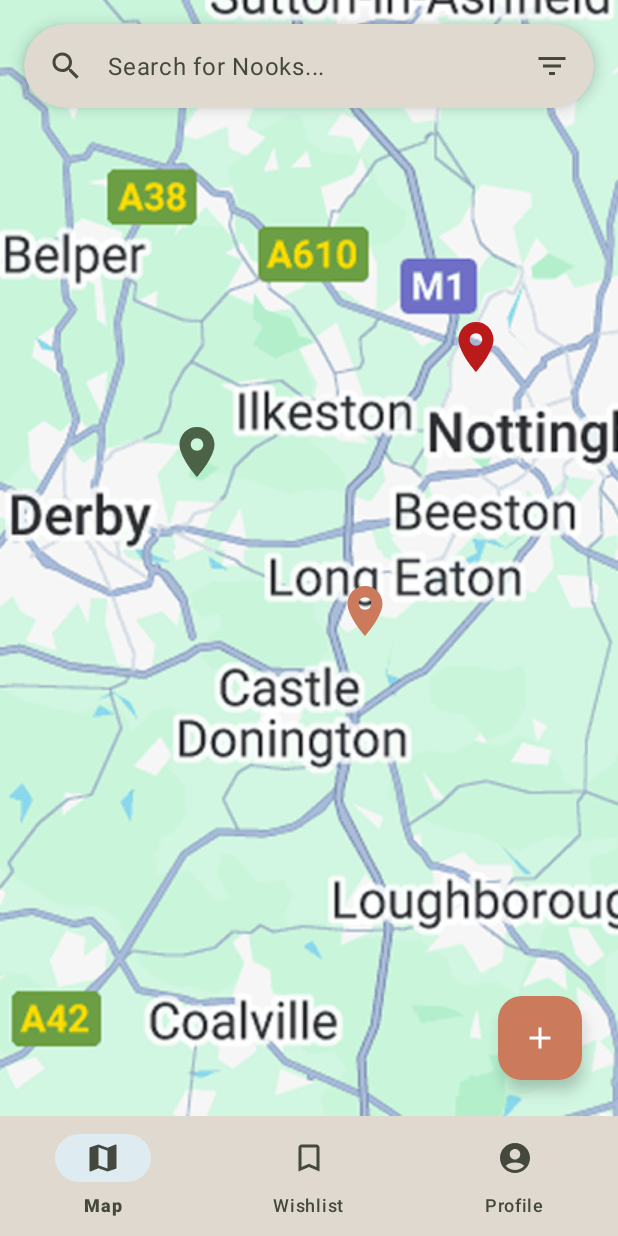
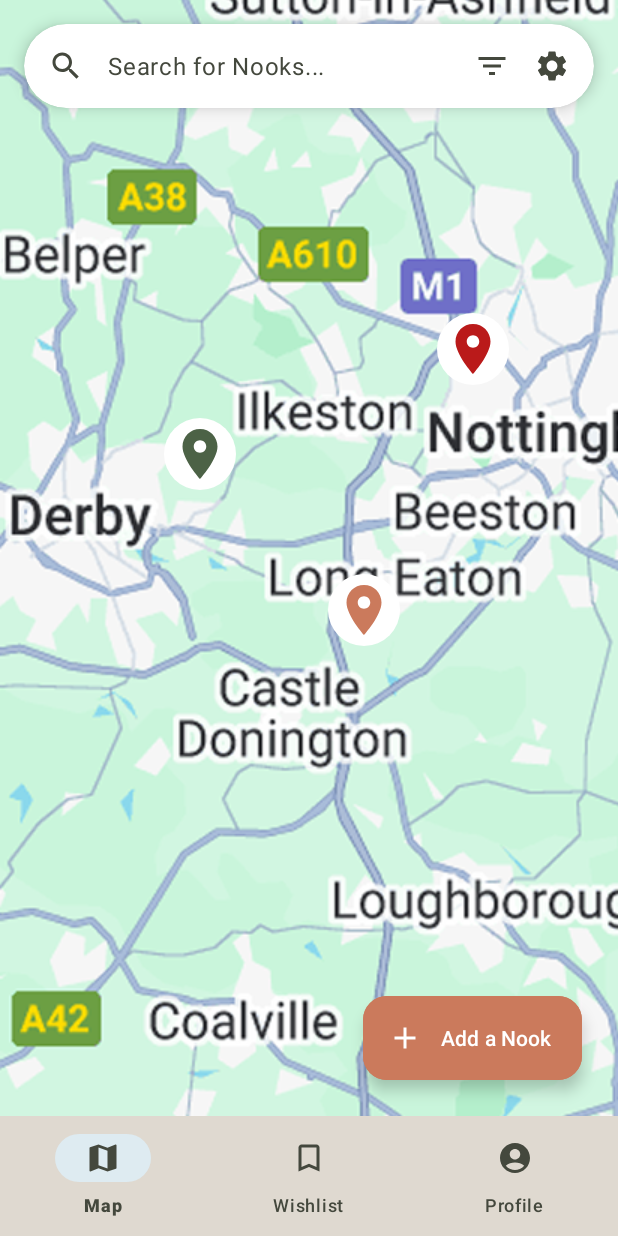
Before and after one commit to ridgardhannah/BookNook, an Android app: the MapFragment screen opened directly, with no data from a screen before it, on a phone screen of 412 x 824 dp. Run offline under Robolectric (Android 15) with nearby library versions, the phone set to English and light mode, and no system bars.

Commit message:
most changes based on user-testing stage one are done:
3. Added small logo to top app bars of main screens
In activity_nook_details.xml, in the material toolbar I have added a small logo
4. Remove the “directions” and “details” buttons from the small popup. Instead make whole card clickable to slide up to full screen
5. In activity_nook_details.xml, I  replaced  the horizontal layout of log/directions with a gridlike structure.
First row has “Donate a book”, in filled, primary and “found a book” in tonal, secondary.
 Second row has “get directions” in outlined, full width .

7. Logic change in nookDetailsActivity.java: user now makes choice to donate/find a book directly on screen, going straight to the scanner. Popup dialog no longer neeeded

8. In fragment_map.xml, changed app:cardBackgroundColor from ?attr/colorSurfaceContainer to color/white
9. In fragment_map.xml, added a small white background attribute with a white circle shape to the pins
10. In fragment_map.xml, replaced FloatingActionButtion with ExtendedFloatingActionButton, to allow the text “+ Add a Nook”
11. In activity_report_issue.xml: I changed the “Submit Report” button from colorError (red)  to Primary (olive green)
Added App: iconGravity=”textStart” to submit report button (and al; other buttons with leading icon and text)
Removed hardcode text from input box to start empty for user
Toolbar: removed margin 24 at top so it sits correctly.
12.In reportIssueActivity.java: removed snackbar and handler.
Added in MaterialAlertDialog to force user to read and click done to close the screen.

next bits to do:
fix achievements. make it hex shapes in a grid, not list
Nook images for nook details page
Lightbulb icon for well-lit accessibility chip in nook details
For logo in toolbars, have a white background or some sort of shadow to emphasise against cream background
Do changes still from user testing  - nook reviews and tutorials
make nook popup fully clickable and handle to work.

```diff
--- a/app/src/main/java/com/example/mpa_booknookapp/MapFragment.java
+++ b/app/src/main/java/com/example/mpa_booknookapp/MapFragment.java
@@ -12,6 +12,7 @@ import androidx.annotation.NonNull;
 import androidx.annotation.Nullable;
 import androidx.fragment.app.Fragment;
 import com.google.android.material.bottomsheet.BottomSheetDialog;
+import com.google.android.material.floatingactionbutton.ExtendedFloatingActionButton;
 
 public class MapFragment extends Fragment {
 
@@ -30,8 +31,8 @@ public class MapFragment extends Fragment {
         pinCastle.setOnClickListener(v -> showNookPopup("Castle Street Nook", "Book Nook Box", "0.4 km"));
         pinPhone.setOnClickListener(v -> showNookPopup("The Old Phonebox", "Converted Nook", "1.1 km"));
 
-        //FAB for adding a nook. make it stand out
-        View fab = view.findViewById(R.id.fabAddNook);
+        //FAB is now ExtendedFloatingActionButton
+        ExtendedFloatingActionButton fab = view.findViewById(R.id.fabAddNook);
         fab.setOnClickListener(v -> {
             Intent intent = new Intent(getActivity(), AddNookActivity.class);
             startActivity(intent);
@@ -43,15 +44,17 @@ public class MapFragment extends Fragment {
     //update the method to take more details
     private void showNookPopup(String name, String type, String dist) {
         BottomSheetDialog bottomSheetDialog = new BottomSheetDialog(requireContext());
+
+        //will use this layout
         View sheetView = LayoutInflater.from(getContext()).inflate(R.layout.layout_nook_popup, null);
 
-        //set the specific data
+        //set the specific data for the popup
+
         ((TextView) sheetView.findViewById(R.id.tvNookName)).setText(name);
         ((TextView) sheetView.findViewById(R.id.tvNookType)).setText(type);
         ((TextView) sheetView.findViewById(R.id.tvDistance)).setText(dist + " away");
 
-        //find view details button inside nook details popup.
-        //tell it to open the new screen
+        //tell it to open the full details screen when clicked
         sheetView.findViewById(R.id.btnViewDetails).setOnClickListener(new View.OnClickListener() {
             @Override
             public void onClick(View v) {
@@ -60,7 +63,7 @@ public class MapFragment extends Fragment {
 
                 //now launch the full details screen
                 //map fragment is inside mainactivity so cant use "this"
-                //have to use getActivity() because the fragment needs permission from the activity to start the new screen)
+                //have to use getActivity() because the fragment needs permission from the activity to start the new screen
                 Intent intent = new Intent(getActivity(), NookDetailsActivity.class);
                 startActivity(intent);
             }
--- /dev/null
+++ b/app/src/main/res/drawable/bg_pin_outline.xml
@@ -0,0 +1,5 @@
+<?xml version="1.0" encoding="utf-8"?>
+<shape xmlns:android="http://schemas.android.com/apk/res/android"
+    android:shape="oval">
+    <solid android:color="@android:color/white" />
+</shape>
--- a/app/src/main/res/layout/activity_forgot_password.xml
+++ b/app/src/main/res/layout/activity_forgot_password.xml
@@ -55,6 +55,8 @@
         android:layout_width="0dp"
         android:layout_height="wrap_content"
         android:layout_marginTop="16dp"
+        android:layout_marginStart="16dp"
+        android:layout_marginEnd="16dp"
         android:gravity="center"
         android:text="Enter the email associated with your account and we'll send a link to reset your password."
         android:textAppearance="@style/TextAppearance.Material3.BodyMedium"
--- a/app/src/main/res/layout/fragment_map.xml
+++ b/app/src/main/res/layout/fragment_map.xml
@@ -19,6 +19,7 @@
 
 
     <!--floating search bar at top-->
+    <!--now white for better contrast (change ID 8)-->
     <com.google.android.material.card.MaterialCardView
         android:id="@+id/search_bar_card"
         android:layout_width="0dp"
@@ -27,7 +28,7 @@
         app:cardCornerRadius="28dp"
         app:cardElevation="6dp"
         app:strokeWidth="0dp"
-        app:cardBackgroundColor="?attr/colorSurfaceContainer"
+        app:cardBackgroundColor="@android:color/white"
         app:layout_constraintEnd_toEndOf="parent"
         app:layout_constraintStart_toStartOf="parent"
         app:layout_constraintTop_toTopOf="parent">
@@ -39,12 +40,14 @@
             android:orientation="horizontal"
             android:paddingHorizontal="16dp">
 
+            <!--search icon-->
             <ImageView
                 android:layout_width="24dp"
                 android:layout_height="24dp"
                 android:src="@drawable/ic_search"
                 app:tint="?attr/colorOnSurfaceVariant" />
 
+            <!--text-->
             <TextView
                 android:layout_width="0dp"
                 android:layout_height="wrap_content"
@@ -54,19 +57,38 @@
                 android:textAppearance="@style/TextAppearance.Material3.BodyLarge"
                 android:textColor="?attr/colorOnSurfaceVariant" />
 
+            <!--filter-->
             <ImageView
                 android:layout_width="24dp"
                 android:layout_height="24dp"
                 android:src="@drawable/ic_filter"
                 app:tint="?attr/colorOnSurfaceVariant" />
+
+            <!--space before settings icon-->
+            <Space
+                android:layout_width="16dp"
+                android:layout_height="wrap_content" />
+
+            <!--settings icon for change id 2-->
+            <ImageView
+                android:id="@+id/btnSettings"
+                android:layout_width="24dp"
+                android:layout_height="24dp"
+                android:src="@drawable/ic_settings"
+                app:tint="?attr/colorOnSurfaceVariant" />
+
         </LinearLayout>
     </com.google.android.material.card.MaterialCardView>
 
+    <!--map pins with white outline/background-->
+    <!--white background drawable to simulate outline (change ID9)-->
     <!--pin 1 bright green library. probably change colour later?-->
     <ImageView
         android:id="@+id/pin_library"
-        android:layout_width="40dp"
-        android:layout_height="40dp"
+        android:layout_width="48dp"
+        android:layout_height="48dp"
+        android:padding="4dp"
+        android:background="@drawable/bg_pin_outline"
         android:src="@drawable/ic_location_pin"
         app:tint="?attr/colorPrimary"
         app:layout_constraintHorizontal_bias="0.3"
@@ -79,8 +101,10 @@
     <!--pin 2 book nook box. rust colour for now. change colour later-->
     <ImageView
         android:id="@+id/pin_castle_street"
-        android:layout_width="40dp"
-        android:layout_height="40dp"
+        android:layout_width="48dp"
+        android:layout_height="48dp"
+        android:padding="4dp"
+        android:background="@drawable/bg_pin_outline"
         android:src="@drawable/ic_location_pin"
         app:tint="?attr/colorTertiary"
         app:layout_constraintHorizontal_bias="0.6"
@@ -93,8 +117,10 @@
     <!--pin 3 phonebox. error red for now-->
     <ImageView
         android:id="@+id/pin_phonebox"
-        android:layout_width="40dp"
-        android:layout_height="40dp"
+        android:layout_width="48dp"
+        android:layout_height="48dp"
+        android:padding="4dp"
+        android:background="@drawable/bg_pin_outline"
         android:src="@drawable/ic_location_pin"
         app:tint="?attr/colorError"
         app:layout_constraintHorizontal_bias="0.8"
@@ -104,17 +130,21 @@
         app:layout_constraintStart_toStartOf="parent"
         app:layout_constraintTop_toTopOf="parent" />
 
-    <!--FAB to add nook. keep at bottom so its top layer-->
-    <com.google.android.material.floatingactionbutton.FloatingActionButton
+    <!--now an extended FAB (change ID 10). can have text label now-->
+    <!--lets user add nook. keep at bottom so its top layer-->
+    <com.google.android.material.floatingactionbutton.ExtendedFloatingActionButton
         android:id="@+id/fabAddNook"
         android:layout_width="wrap_content"
         android:layout_height="wrap_content"
         android:layout_margin="24dp"
         android:contentDescription="Add New Nook"
-        android:src="@drawable/ic_add"
-        app:backgroundTint="?attr/colorTertiary"
+        android:text="Add a Nook"
+        android:textColor="?attr/colorOnTertiary"
+        app:icon="@drawable/ic_add"
+        app:iconTint="?attr/colorOnTertiary"
+        android:backgroundTint="?attr/colorTertiary"
         app:layout_constraintBottom_toBottomOf="parent"
         app:layout_constraintEnd_toEndOf="parent"
-        app:tint="?attr/colorOnTertiary" />
+        />
 
 </androidx.constraintlayout.widget.ConstraintLayout>
--- a/app/src/main/res/layout/fragment_profile.xml
+++ b/app/src/main/res/layout/fragment_profile.xml
@@ -89,10 +89,11 @@
         app:tabMode="fixed"
         app:tabSelectedTextColor="?attr/colorPrimary">
 
+        <!-- changed tab name for change id 13-->
         <com.google.android.material.tabs.TabItem
             android:layout_width="wrap_content"
             android:layout_height="wrap_content"
-            android:text="My Journey" />
+            android:text="My Activity" />
 
         <com.google.android.material.tabs.TabItem
             android:layout_width="wrap_content"
```
Also changed, not shown: app/src/main/java/com/example/mpa_booknookapp/NookDetailsActivity.java (+25 -33 lines), app/src/main/java/com/example/mpa_booknookapp/ReportIssueActivity.java (+14 -9 lines), app/src/main/res/drawable/shape_hexagon.xml (added, +9 -0 lines), app/src/main/res/layout/activity_nook_details.xml (+56 -30 lines), app/src/main/res/layout/activity_report_issue.xml (+24 -11 lines), app/src/main/res/layout/fragment_wishlist.xml (+11 -0 lines), app/src/main/res/layout/item_book_wishlist.xml (+2 -6 lines).
